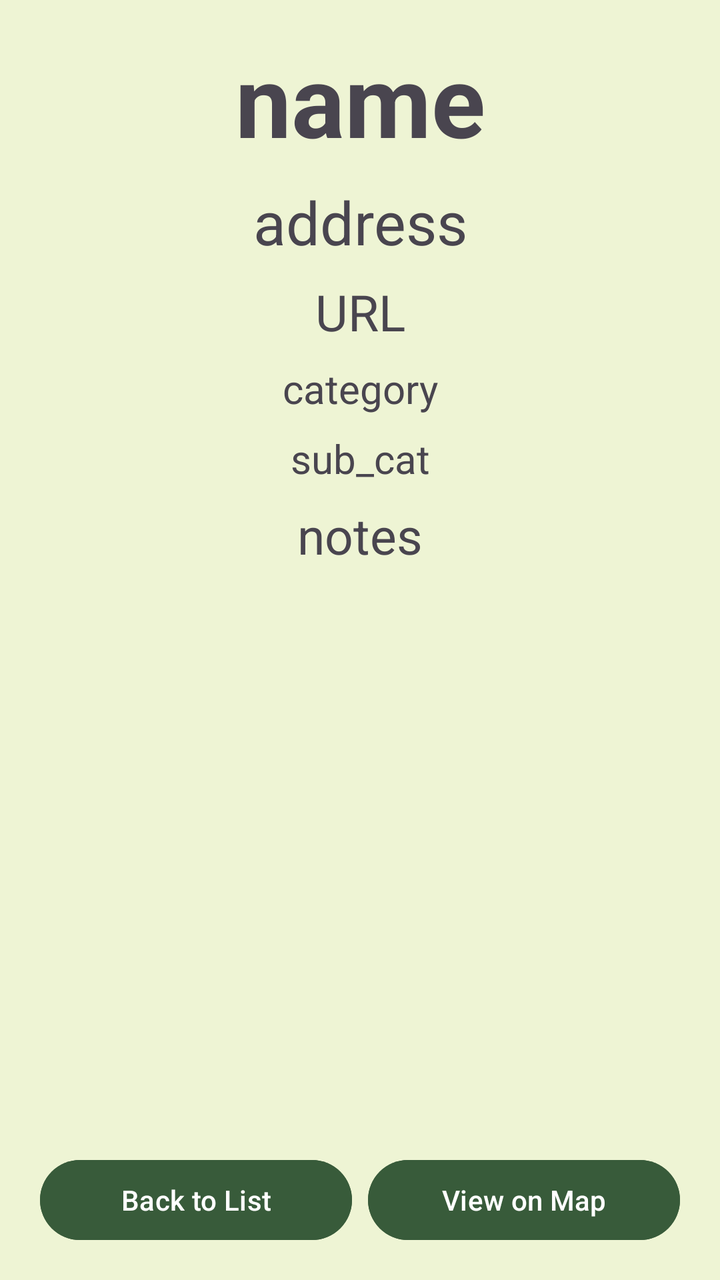
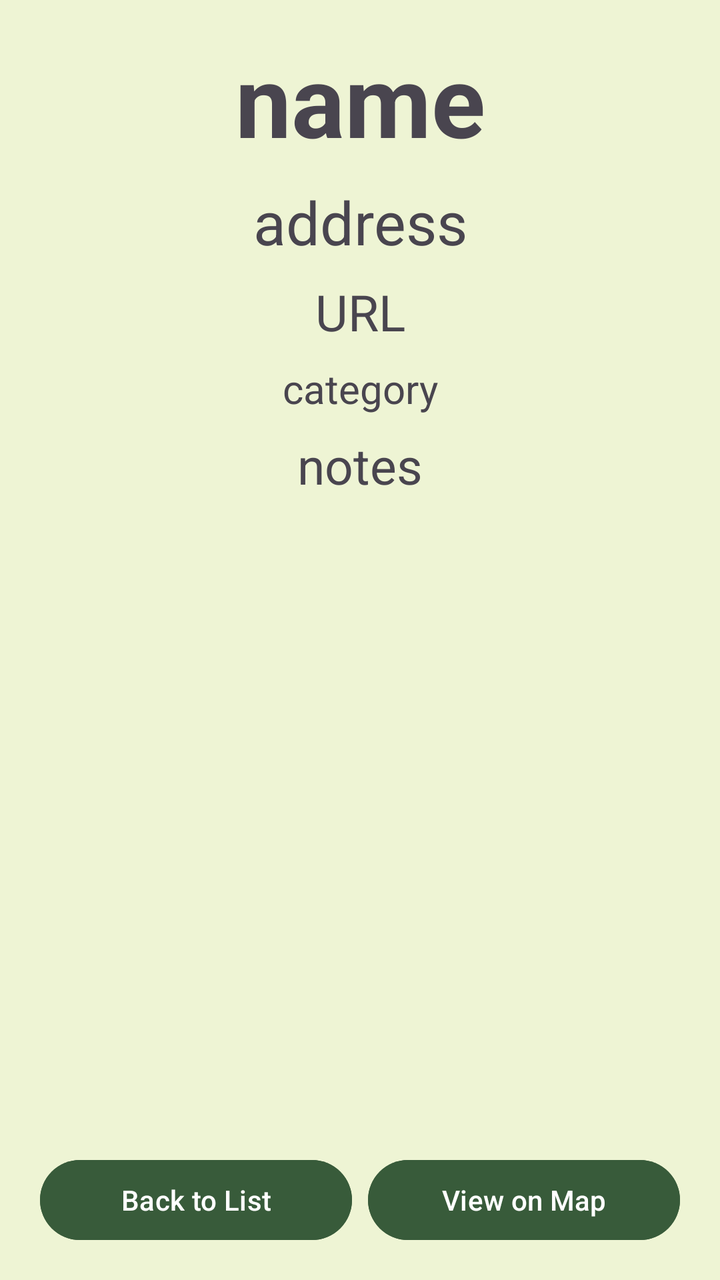

An Android layout rendered at two revisions. The XML below is the earlier revision; the diff shows what the commit changed to produce the second picture.
<!-- AndroidManifest.xml: application theme Theme.MapApp -->
<!-- res/layout/activity_point_description.xml -->
<?xml version="1.0" encoding="utf-8"?>
<LinearLayout xmlns:android="http://schemas.android.com/apk/res/android"
    xmlns:tools="http://schemas.android.com/tools"
    android:layout_width="match_parent"
    android:layout_height="match_parent"
    android:orientation="vertical"
    android:padding="16dp">

    
    <TextView
        android:id="@+id/tvName"
        android:layout_width="match_parent"
        android:layout_height="wrap_content"
        android:layout_marginBottom="8dp"
        android:gravity="center"
        android:text="name"
        android:textAlignment="center"
        android:textSize="50sp"
        android:textStyle="bold" />

    
    <TextView
        android:id="@+id/tvAddress"
        android:layout_width="match_parent"
        android:layout_height="wrap_content"
        android:layout_marginBottom="8dp"
        android:gravity="center"
        android:text="address"
        android:textAlignment="center"
        android:textSize="30sp" />
    
    <TextView
        android:id="@+id/tvUrl"
        android:layout_width="match_parent"
        android:layout_height="wrap_content"
        android:layout_marginBottom="8dp"
        android:autoLink="web"
        android:clickable="true"
        android:gravity="center"
        android:text="URL"
        android:textAlignment="center"
        android:textColorLink="@color/linkColor"
        android:textSize="25sp" />

    
    <TextView
        android:id="@+id/tvCategory"
        android:layout_width="match_parent"
        android:layout_height="wrap_content"
        android:layout_marginBottom="8dp"
        android:gravity=""
        android:text="category"
        android:textAlignment="center"
        android:textSize="20sp" />

    
    <TextView
        android:id="@+id/tvSubCategory"
        android:layout_width="match_parent"
        android:layout_height="wrap_content"
        android:layout_marginBottom="8dp"
        android:gravity=""
        android:text="sub_cat"
        android:textAlignment="center"
        android:textSize="20sp" />


    
    <TextView
        android:id="@+id/tvNotes"
        android:layout_width="match_parent"
        android:layout_height="wrap_content"
        android:layout_marginBottom="16dp"
        android:gravity=""
        android:text="notes"
        android:textAlignment="center"
        android:textSize="25sp" />

    
    <LinearLayout
        android:layout_width="match_parent"
        android:layout_height="0dp"
        android:layout_weight="1" />

    
    <LinearLayout
        android:layout_width="match_parent"
        android:layout_height="wrap_content"
        android:gravity="bottom"
        android:orientation="horizontal"
        tools:ignore="ExtraText">

        <Button
            android:id="@+id/btnBack"
            android:layout_width="0dp"
            android:layout_height="wrap_content"
            android:layout_marginStart="4dp"
            android:layout_marginEnd="4dp"
            android:layout_weight="1"
            android:backgroundTint="@color/Background"
            android:text="Back to List" />

        <Button
            android:id="@+id/btnMap"
            android:layout_width="0dp"
            android:layout_height="wrap_content"
            android:layout_marginStart="4dp"
            android:layout_marginEnd="4dp"
            android:layout_weight="1"
            android:backgroundTint="@color/Background"
            android:text="View on Map" />
    </LinearLayout>

</LinearLayout>
<!-- resources referenced by this layout -->
<resources>
  <color name="Background">#385b3a</color>
  <color name="linkColor">#1021AD</color>
  <style name="Theme.MapApp" parent="Base.Theme.MapApp">
          <item name="android:statusBarColor">@color/Background</item>
          <item name="android:windowBackground">@color/white</item> 
      </style>
  <style name="Base.Theme.MapApp" parent="Theme.Material3.DayNight.NoActionBar">
          <item name="android:statusBarColor">@color/Background</item>
      </style>
  <color name="white">#EEF4D4</color>
</resources>

<!-- the commit's change to res/layout/activity_point_description.xml (unified diff, before → after) -->
@@ -55,18 +55,6 @@
 
     
     <TextView
-        android:id="@+id/tvSubCategory"
-        android:layout_width="match_parent"
-        android:layout_height="wrap_content"
-        android:layout_marginBottom="8dp"
-        android:gravity=""
-        android:text="sub_cat"
-        android:textAlignment="center"
-        android:textSize="20sp" />
-
-
-    
-    <TextView
         android:id="@+id/tvNotes"
         android:layout_width="match_parent"
         android:layout_height="wrap_content"
